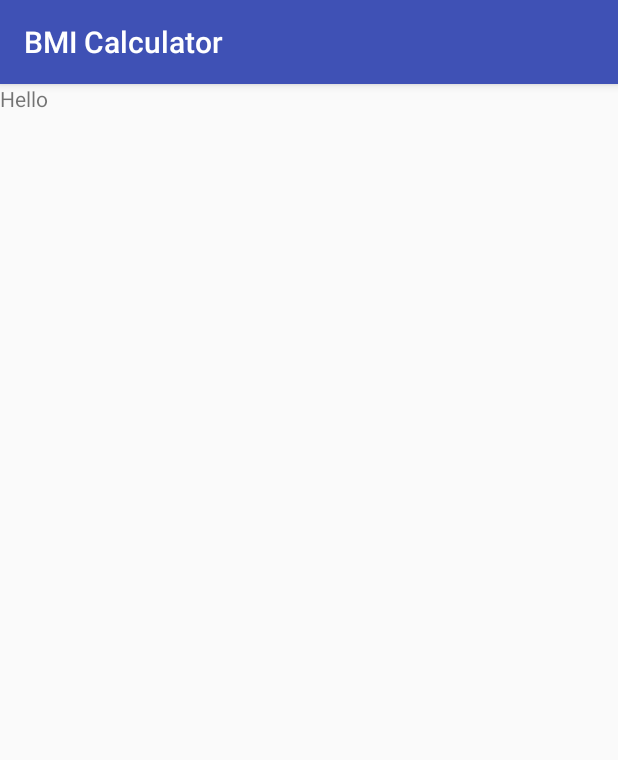
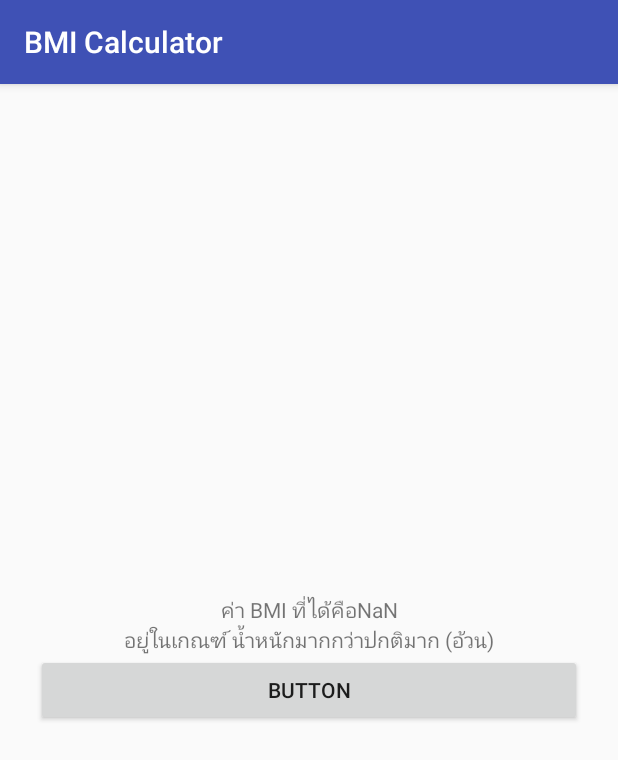
Before and after one commit to Monsterinkac/BMICalculator_Achiraya, an Android app: the screen it shows after launch (BmiResultActivity), after a tap on "CALCULATE", on a phone screen of 412 x 824 dp. Shown: the top 760 px of the screen. Run offline under Robolectric (Android 15) with nearby library versions, the phone set to English and light mode, and no system bars; 2 statements that could not run were skipped.

Commit message:
Achiraya  Anutarawattanakul

```diff
--- a/app/src/main/java/com/promlert/bmicalculator/BmiResultActivity.java
+++ b/app/src/main/java/com/promlert/bmicalculator/BmiResultActivity.java
@@ -3,8 +3,16 @@ package com.promlert.bmicalculator;
 import android.content.Intent;
 import android.os.Bundle;
 import android.support.v7.app.AppCompatActivity;
+import android.view.View;
+import android.widget.Button;
+import android.widget.TextView;
 
 public class BmiResultActivity extends AppCompatActivity {
+    private Button ButtonB;
+    public void backb(View view) {
+        Intent intent = new Intent(BmiResultActivity.this, MainActivity.class);
+        startActivity(intent);
+    }
 
     @Override
     protected void onCreate(Bundle savedInstanceState) {
@@ -17,6 +25,14 @@ public class BmiResultActivity extends AppCompatActivity {
         Double bmi = intent.getDoubleExtra("bmi_value", 0);
         // อ่านข้อความ (ที่บอกผอม, ปกติ, อ้วน) จากอินเทนต์
         String bmiText = intent.getStringExtra("bmi_text");
+        String much = String.valueOf(String.format("%.2f", bmi));
+
+        TextView t = (TextView) findViewById(R.id.BMICal);
+        TextView t2 = (TextView) findViewById(R.id.BMIdetail);
+
+        t.setText("ค่า BMI ที่ได้คือ" + much);
+        t2.setText("อยู่ในเกณฑ์ " + bmiText);
+
 
         // ...
         // นำค่า bmi, bmiText ไปใช้งานตามต้องการ
--- a/app/src/main/java/com/promlert/bmicalculator/MainActivity.java
+++ b/app/src/main/java/com/promlert/bmicalculator/MainActivity.java
@@ -24,10 +24,10 @@ public class MainActivity extends AppCompatActivity {
         mCalculateButton.setOnClickListener(new View.OnClickListener() {
             @Override
             public void onClick(View v) {
-                Double height = Double.valueOf(mHeightEditText.getText().toString());
-                Double weight = Double.valueOf(mWeightEditText.getText().toString());
+                double height = Double.valueOf(mHeightEditText.getText().toString());
+                double weight = Double.valueOf(mWeightEditText.getText().toString());
 
-                Double bmi = weight / ((height / 100) * (height / 100));
+                double bmi = weight / ((height / 100) * (height / 100));
                 String bmiText = getBmiText(bmi);
 
                 String result = String.format("ค่า BMI ที่ได้คือ %.1f\n\nอยู่ในเกณฑ์ : %s", bmi, bmiText);
--- a/app/src/main/res/layout/activity_bmi_result.xml
+++ b/app/src/main/res/layout/activity_bmi_result.xml
@@ -1,18 +1,31 @@
 <?xml version="1.0" encoding="utf-8"?>
-<android.support.constraint.ConstraintLayout
+<LinearLayout
     xmlns:android="http://schemas.android.com/apk/res/android"
     xmlns:app="http://schemas.android.com/apk/res-auto"
     xmlns:tools="http://schemas.android.com/tools"
     android:layout_width="match_parent"
     android:layout_height="match_parent"
+    android:orientation="vertical"
+    android:layout_margin="24dp"
+    android:gravity="center_vertical"
     tools:context="com.promlert.bmicalculator.BmiResultActivity">
 
     <TextView
-        android:id="@+id/textView"
-        android:layout_width="wrap_content"
+        android:id="@+id/BMICal"
+        android:layout_width="match_parent"
         android:layout_height="wrap_content"
-        android:text="Hello"
-        tools:layout_editor_absoluteX="16dp"
-        tools:layout_editor_absoluteY="16dp"/>
+        android:gravity="center" />
 
-</android.support.constraint.ConstraintLayout>
+    <TextView
+        android:id="@+id/BMIdetail"
+        android:layout_width="match_parent"
+        android:layout_height="wrap_content"
+        android:gravity="center" />
+
+    <Button
+        android:id="@+id/button_back"
+        android:layout_width="match_parent"
+        android:layout_height="wrap_content"
+        android:text="Button"
+        android:onClick="backb"/>
+</LinearLayout>
```
